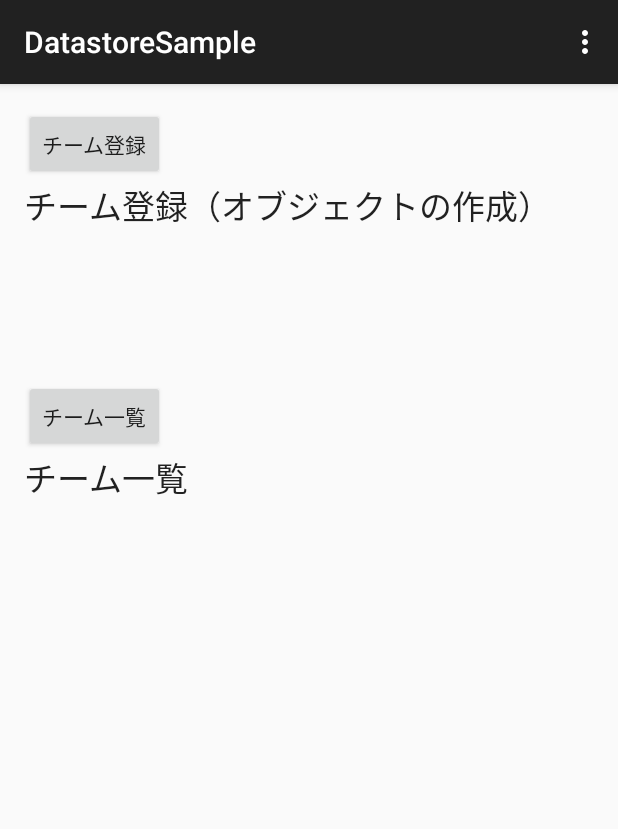
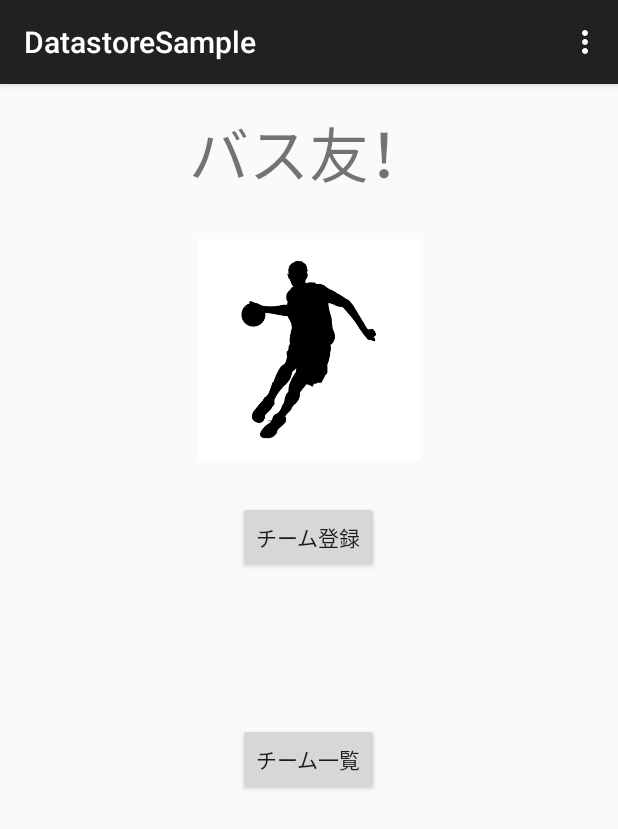
Before and after one commit to fuuukai/DatastoreSample, an Android app: the screen it shows after launch (MainActivity), on a phone screen of 412 x 824 dp. Shown: the top 829 px of the screen. Run offline under Robolectric (Android 15) with nearby library versions, the phone set to English and light mode, and no system bars; libraries missing offline, so code that uses them is left out: com.nifty.cloud.

Commit message:
list作成途中

```diff
--- a/app/src/main/AndroidManifest.xml
+++ b/app/src/main/AndroidManifest.xml
@@ -16,11 +16,6 @@
                 <category android:name="android.intent.category.LAUNCHER"/>
             </intent-filter>
         </activity>
-        <activity
-            android:name=".ResultActivity"
-            android:label="@string/app_name"
-            android:screenOrientation="portrait">
-        </activity>
         <activity android:name=".RegisterActivity">
         </activity>
         <activity android:name=".TeamList">
--- a/app/src/main/java/com/nifty/cloud/mb/datastoresample/MainActivity.java
+++ b/app/src/main/java/com/nifty/cloud/mb/datastoresample/MainActivity.java
@@ -7,6 +7,7 @@ import android.util.Log;
 import android.view.Menu;
 import android.view.MenuItem;
 import android.view.View;
+import android.widget.ImageView;
 import android.widget.Toast;
 
 import com.nifty.cloud.mb.core.DoneCallback;
@@ -22,31 +23,24 @@ import java.util.List;
 
 public class MainActivity extends AppCompatActivity {
 
-
-    Intent intent;
     Intent intent_register_page;
     Intent intent_team_list;
 
     static final String INTENT_RESULT = "result";
-    static NCMBObject obj = new NCMBObject("regist_information");
-
-    static final String applicationKey = "3ac4ddad0f5e3d848603a2f47f1816f6bed96b4707d9fa97b217e2d3f64f648b";
-    static final String clientKey = "33cbabc27cc9e8ea679639a67ebbd93ace2627538a9e8477166a0cef886d1fc1";
-
-
-    String id;
 
     @Override
     protected void onCreate(Bundle savedInstanceState) {
         super.onCreate(savedInstanceState);
         setContentView(R.layout.activity_main);
 
-        //初期化
-        NCMB.initialize(this, applicationKey, clientKey);
 
-        intent = new Intent(this,ResultActivity.class);
+
         intent_register_page = new Intent(this, RegisterActivity.class);
         intent_team_list = new Intent(this, TeamList.class);
+
+
+        //imageView = (ImageView)findViewById(getResources().getIdentifier("imageView", "id", getPackageName()));
+
     }
 
 
--- a/app/src/main/res/layout/activity_main.xml
+++ b/app/src/main/res/layout/activity_main.xml
@@ -14,6 +14,21 @@
         android:layout_height="match_parent"
         >
 
+        <TextView
+            android:layout_width="wrap_content"
+            android:layout_height="wrap_content"
+            android:text="バス友！"
+            android:textSize="40dp"
+            android:id="@+id/textView"
+            android:layout_gravity="center_horizontal"/>
+
+        <ImageView
+            android:layout_width="148dp"
+            android:layout_height="202dp"
+            android:id="@+id/imageView"
+            android:layout_gravity="center_horizontal"
+            android:src="@drawable/baske"/>
+
         <Button
             style="?android:attr/buttonStyleSmall"
             android:layout_width="wrap_content"
@@ -22,18 +37,8 @@
             android:id="@+id/button"
             android:onClick="onNewObjectClicked"
             android:layout_centerVertical="true"
-            android:layout_centerHorizontal="true"/>
-
-        <TextView
-            android:layout_width="wrap_content"
-            android:layout_height="wrap_content"
-            android:textAppearance="?android:attr/textAppearanceLarge"
-            android:text="チーム登録（オブジェクトの作成）"
-            android:id="@+id/textView2"
-            android:layout_alignParentTop="true"
-            android:layout_alignParentRight="true"
-            android:layout_alignParentEnd="true"
-            />
+            android:layout_centerHorizontal="true"
+            android:layout_gravity="center_horizontal"/>
 
         <Button
             android:layout_width="wrap_content"
@@ -43,17 +48,8 @@
             android:layout_alignParentBottom="true"
             android:layout_centerHorizontal="true"
             android:layout_marginTop="100dp"
-            android:onClick="onTeamListClicked"/>
-
-        <TextView
-            android:layout_width="wrap_content"
-            android:layout_height="wrap_content"
-            android:textAppearance="?android:attr/textAppearanceLarge"
-            android:text="チーム一覧"
-            android:id="@+id/textView"
-            android:layout_above="@+id/button3"
-            android:layout_centerHorizontal="true"
-            android:layout_marginBottom="50dp"/>
+            android:onClick="onTeamListClicked"
+            android:layout_gravity="center_horizontal"/>
 
     </LinearLayout>
 
```
Also changed, not shown: app/src/main/java/com/nifty/cloud/mb/datastoresample/CardListAdapter.java (+8 -4 lines), app/src/main/java/com/nifty/cloud/mb/datastoresample/RegisterActivity.java (+76 -10 lines), app/src/main/java/com/nifty/cloud/mb/datastoresample/ResultActivity.java (deleted, +0 -129 lines), app/src/main/java/com/nifty/cloud/mb/datastoresample/TeamList.java (+101 -10 lines), app/src/main/res/layout/activity_result.xml (deleted, +0 -58 lines), app/src/main/res/layout/activity_team_list.xml (+8 -0 lines), app/src/main/res/drawable/baske.gif (added).
